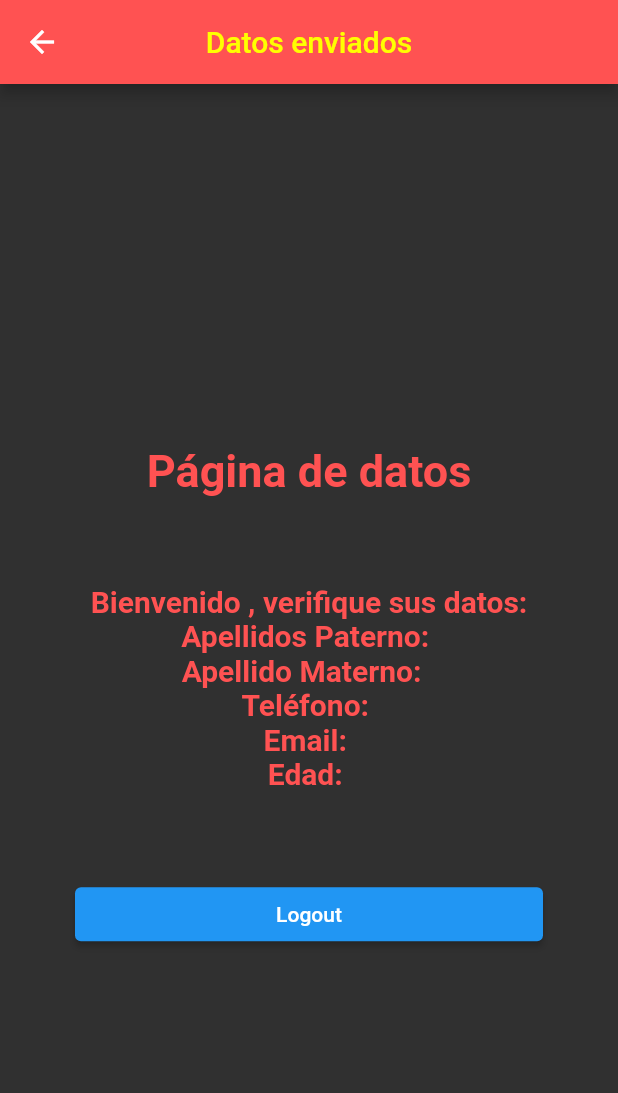
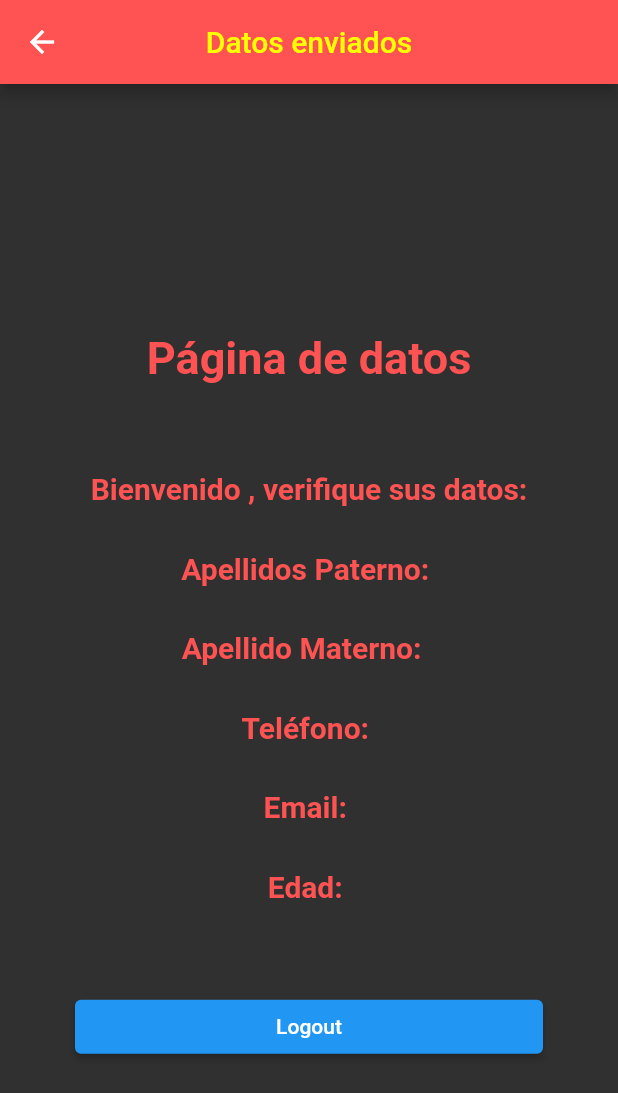
Before and after one commit to PatricioVargasR/actividad_formulario, a Flutter app: the screen it shows after launch, after a tap on "Submit", on a phone screen of 412 x 824 dp. Shown: the top 1093 px of the screen. Run offline on Flutter 3.47's test engine with Material 2 defaults, Android fonts, the phone set to English and light mode, and no system bars.

Commit message:
Change data_screen.dart

```diff
--- a/lib/data_screen.dart
+++ b/lib/data_screen.dart
@@ -57,26 +57,41 @@ class _LandingPageState extends State<LandingPage> {
                         fontSize: 20,
                         fontWeight: FontWeight.bold,
                         color: Colors.redAccent)),
+                const SizedBox(
+                  height: 30,
+                ),
                 Text("Apellidos Paterno: ${widget.userApellidop}",
                   style: const TextStyle(
                       fontSize: 20,
                       fontWeight: FontWeight.bold,
                       color: Colors.redAccent)),
+                const SizedBox(
+                  height: 30,
+                ),
                 Text("Apellido Materno: ${widget.userApellidom} ",
                   style: const TextStyle(
                       fontSize: 20,
                       fontWeight: FontWeight.bold,
                       color: Colors.redAccent)),
+                const SizedBox(
+                  height: 30,
+                ),
                 Text("Teléfono: ${widget.userTelefono}",
                   style: const TextStyle(
                       fontSize: 20,
                       fontWeight: FontWeight.bold,
                       color: Colors.redAccent)),
+                const SizedBox(
+                  height: 30,
+                ),
                 Text("Email: ${widget.userEmail}",
                   style: const TextStyle(
                       fontSize: 20,
                       fontWeight: FontWeight.bold,
                       color: Colors.redAccent)),
+                const SizedBox(
+                  height: 30,
+                ),
                 Text("Edad: ${widget.userEdad}",
                   style: const TextStyle(
                       fontSize: 20,
```
